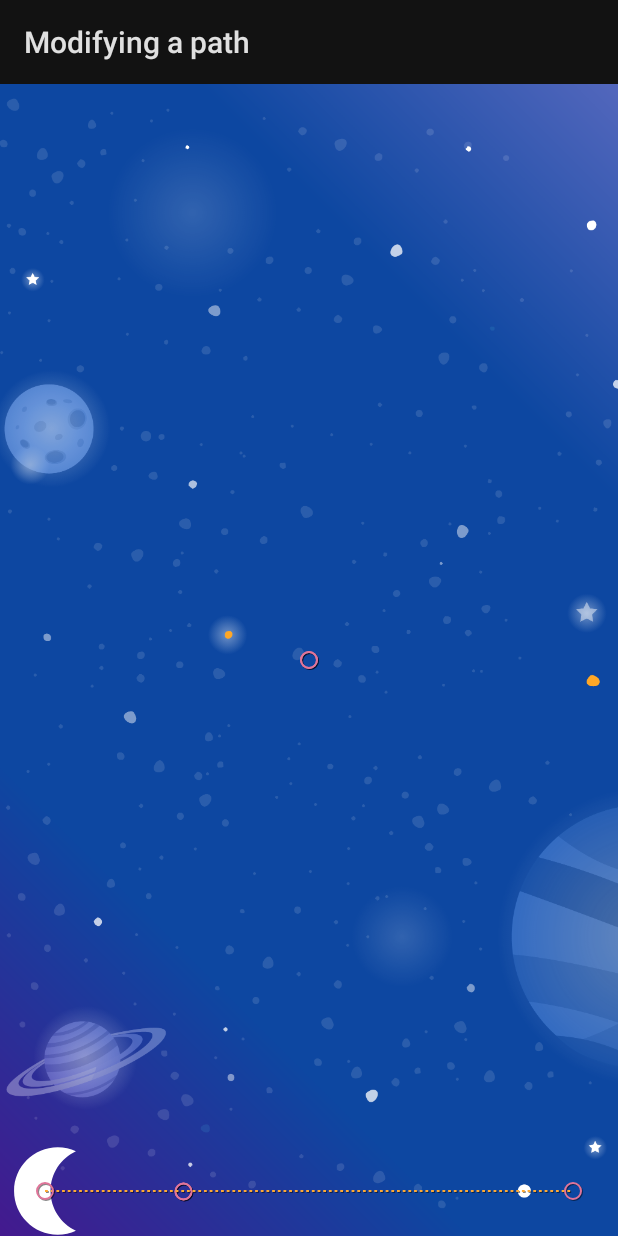
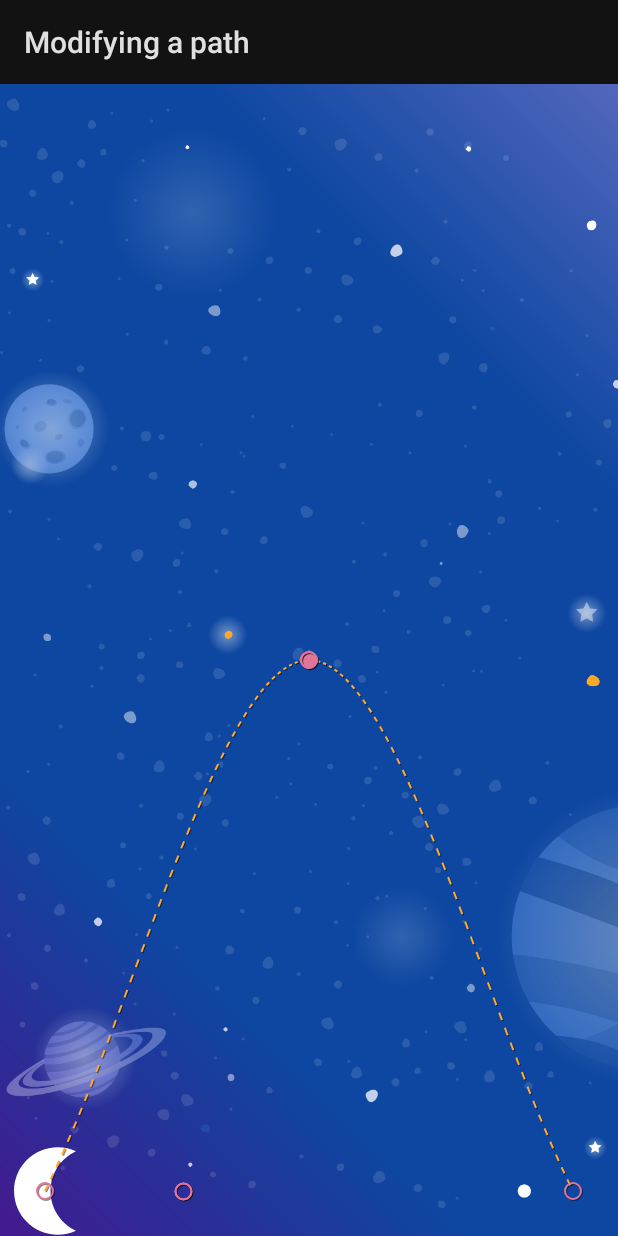
Before and after one commit to dannyboy2327/MotionLayout, an Android app: the Step3Activity screen opened directly, with no data from a screen before it, on a phone screen of 412 x 824 dp. Run offline under Robolectric (Android 15) with nearby library versions, the phone set to English and light mode, and no system bars.

Commit message:
feat: added keyFrameSet to add a keyPosition

```diff
--- a/app/src/main/res/xml/step3.xml
+++ b/app/src/main/res/xml/step3.xml
@@ -28,6 +28,13 @@
         />
 
         <!-- TODO: Add KeyFrameSet and KeyPosition -->
+        <KeyFrameSet>
+            <KeyPosition
+                app:framePosition="50"
+                app:motionTarget="@id/moon"
+                app:keyPositionType="parentRelative"
+                app:percentY="0.5"/>
+        </KeyFrameSet>
     </Transition>
 
     <!-- Constraints to apply at the start of the animation -->
```
